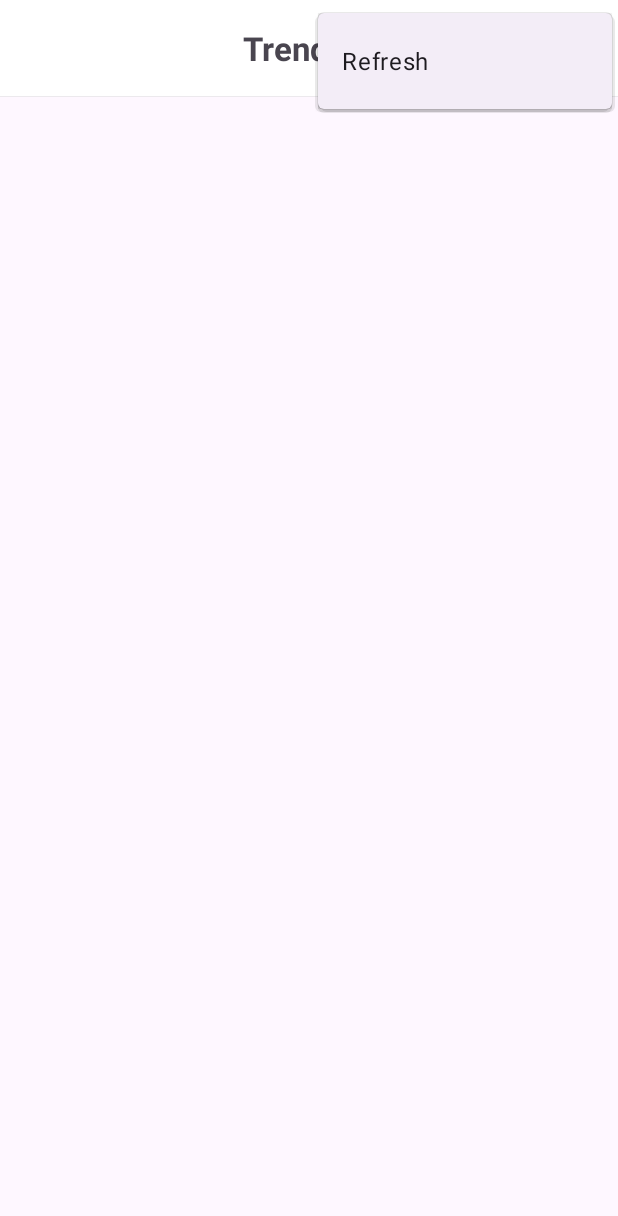
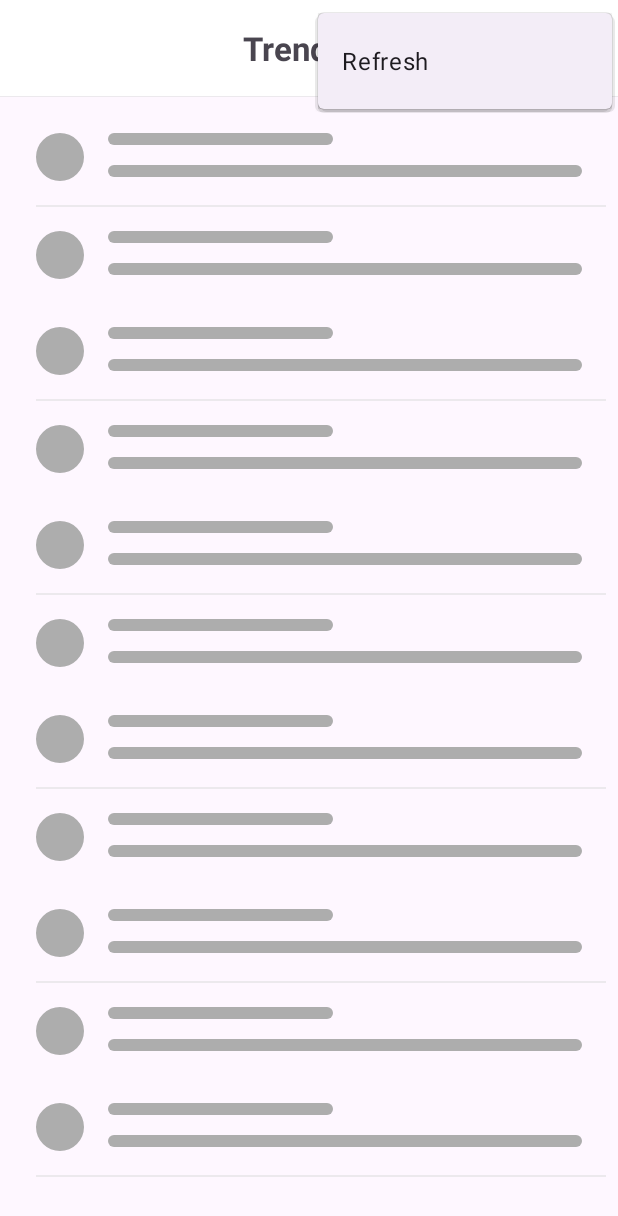
Before and after one commit to edwnmrtnz/trending-repo, an Android app: the screen it shows after launch (MainActivity), with the options menu open, on a phone screen of 412 x 824 dp. Shown: the top 1216 px of the screen. Run offline under Robolectric (Android 15) with nearby library versions, the phone set to English and light mode, and no system bars; our stand-ins replace Shimmer.

Commit message:
Integrate shimmer and create shimmer layout

```diff
--- /dev/null
+++ b/app/src/main/res/drawable/selector_shimmer_rounded_rectangle.xml
@@ -0,0 +1,9 @@
+<?xml version="1.0" encoding="utf-8"?>
+<selector xmlns:android="http://schemas.android.com/apk/res/android">
+    <item>
+        <shape android:shape="rectangle">
+            <corners android:radius="16dp" />
+            <solid android:color="@color/shimmer" />
+        </shape>
+    </item>
+</selector>
--- a/app/src/main/res/layout/activity_main.xml
+++ b/app/src/main/res/layout/activity_main.xml
@@ -23,4 +23,6 @@
         android:layout_width="match_parent"
         android:layout_height="0.5dp" />
 
+    <include layout="@layout/main_shimmer"/>
+
 </androidx.appcompat.widget.LinearLayoutCompat>
--- /dev/null
+++ b/app/src/main/res/layout/main_shimmer.xml
@@ -0,0 +1,100 @@
+<?xml version="1.0" encoding="utf-8"?>
+<com.facebook.shimmer.ShimmerFrameLayout xmlns:android="http://schemas.android.com/apk/res/android"
+    android:layout_width="match_parent"
+    android:layout_height="match_parent"
+    app:shimmer_auto_start="true"
+    app:shimmer_clip_to_children="true"
+    android:padding="8dp"
+    xmlns:app="http://schemas.android.com/apk/res-auto">
+
+    <androidx.appcompat.widget.LinearLayoutCompat
+        android:orientation="vertical"
+        android:layout_width="match_parent"
+        android:layout_height="match_parent">
+
+        <include layout="@layout/shimmer_item" />
+
+        <View
+            android:layout_marginStart="16dp"
+            android:background="@color/divider"
+            android:layout_width="match_parent"
+            android:layout_height="1dp"/>
+
+        <include layout="@layout/shimmer_item" />
+
+        <include layout="@layout/shimmer_item" />
+
+        <View
+            android:layout_marginStart="16dp"
+            android:background="@color/divider"
+            android:layout_width="match_parent"
+            android:layout_height="1dp"/>
+
+        <include layout="@layout/shimmer_item" />
+
+
+        <include layout="@layout/shimmer_item" />
+
+        <View
+            android:layout_marginStart="16dp"
+            android:background="@color/divider"
+            android:layout_width="match_parent"
+            android:layout_height="1dp"/>
+
+        <include layout="@layout/shimmer_item" />
+
+
+        <include layout="@layout/shimmer_item" />
+
+        <View
+            android:layout_marginStart="16dp"
+            android:background="@color/divider"
+            android:layout_width="match_parent"
+            android:layout_height="1dp"/>
+
+        <include layout="@layout/shimmer_item" />
+
+        <include layout="@layout/shimmer_item" />
+
+        <View
+            android:layout_marginStart="16dp"
+            android:background="@color/divider"
+            android:layout_width="match_parent"
+            android:layout_height="1dp"/>
+
+        <include layout="@layout/shimmer_item" />
+
+        <include layout="@layout/shimmer_item" />
+
+        <View
+            android:layout_marginStart="16dp"
+            android:background="@color/divider"
+            android:layout_width="match_parent"
+            android:layout_height="1dp"/>
+
+        <include layout="@layout/shimmer_item" />
+
+        <include layout="@layout/shimmer_item" />
+
+        <View
+            android:layout_marginStart="16dp"
+            android:background="@color/divider"
+            android:layout_width="match_parent"
+            android:layout_height="1dp"/>
+
+        <include layout="@layout/shimmer_item" />
+
+        <include layout="@layout/shimmer_item" />
+
+        <View
+            android:layout_marginStart="16dp"
+            android:background="@color/divider"
+            android:layout_width="match_parent"
+            android:layout_height="1dp"/>
+
+        <include layout="@layout/shimmer_item" />
+
+    </androidx.appcompat.widget.LinearLayoutCompat>
+
+
+</com.facebook.shimmer.ShimmerFrameLayout>
--- /dev/null
+++ b/app/src/main/res/layout/shimmer_item.xml
@@ -0,0 +1,40 @@
+<?xml version="1.0" encoding="utf-8"?>
+<androidx.constraintlayout.widget.ConstraintLayout xmlns:app="http://schemas.android.com/apk/res-auto"
+    xmlns:android="http://schemas.android.com/apk/res/android"
+    xmlns:tools="http://schemas.android.com/tools"
+    android:padding="16dp"
+    android:layout_width="match_parent"
+    android:layout_height="wrap_content"
+    tools:showIn="@layout/main_shimmer">
+
+    <com.google.android.material.imageview.ShapeableImageView
+        android:id="@+id/shapeableImageView"
+        android:layout_width="32dp"
+        android:layout_height="32dp"
+        android:background="@color/shimmer"
+        app:layout_constraintBottom_toBottomOf="parent"
+        app:layout_constraintStart_toStartOf="parent"
+        app:layout_constraintTop_toTopOf="parent"
+        app:shapeAppearanceOverlay="@style/ShapeableImageViewCircle" />
+
+    <View
+        android:id="@+id/vShimmerTitle"
+        android:layout_width="150dp"
+        android:layout_height="8dp"
+        android:layout_marginStart="16dp"
+        android:background="@drawable/selector_shimmer_rounded_rectangle"
+        app:layout_constraintStart_toEndOf="@+id/shapeableImageView"
+        app:layout_constraintTop_toTopOf="@+id/shapeableImageView" />
+
+    <View
+        android:layout_marginTop="10dp"
+        android:layout_width="0dp"
+        android:layout_height="8dp"
+        android:layout_marginStart="16dp"
+        android:background="@drawable/selector_shimmer_rounded_rectangle"
+        app:layout_constraintEnd_toEndOf="parent"
+        app:layout_constraintBottom_toBottomOf="@+id/shapeableImageView"
+        app:layout_constraintStart_toEndOf="@+id/shapeableImageView"
+        app:layout_constraintTop_toBottomOf="@id/vShimmerTitle" />
+
+</androidx.constraintlayout.widget.ConstraintLayout>
--- a/app/src/main/res/values/colors.xml
+++ b/app/src/main/res/values/colors.xml
@@ -3,4 +3,5 @@
     <color name="black">#FF000000</color>
     <color name="white">#FFFFFFFF</color>
     <color name="divider">#96e0e0e0</color>
+    <color name="shimmer">#adadad</color>
 </resources>
--- a/app/src/main/res/values/themes.xml
+++ b/app/src/main/res/values/themes.xml
@@ -9,5 +9,10 @@
         <item name="android:textSize">22sp</item>
     </style>
 
+    <style name="ShapeableImageViewCircle">
+        <item name="cornerFamily">rounded</item>
+        <item name="cornerSize">50%</item>
+    </style>
+
     <style name="Theme.TrendingRepo" parent="Base.Theme.TrendingRepo" />
 </resources>
--- a/gradle/libs.versions.toml
+++ b/gradle/libs.versions.toml
@@ -12,6 +12,7 @@ kotlin = "1.8.20"
 detekt = "1.23.0"
 gson = "2.10.1"
 retrofit = "2.9.0"
+shimmer = "0.5.0"
 
 edwnmrtnz-testing-local = "1.1"
 
@@ -24,6 +25,7 @@ constraintlayout = { module = "androidx.constraintlayout:constraintlayout", vers
 gson = { module = "com.google.code.gson:gson", version.ref = "gson" }
 retrofit = { module = "com.squareup.retrofit2:retrofit", version.ref = "retrofit" }
 retrofit-converter-gson = { module = "com.squareup.retrofit2:converter-gson", version.ref = "retrofit" }
+shimmer = {module = "com.facebook.shimmer:shimmer", version.ref = "shimmer"}
 
 edwnmrtnz-testing-local = { module = "net.github.amaterasu:localtest", version.ref = "edwnmrtnz-testing-local" }
 junit = { module = "junit:junit", version.ref = "junit" }
@@ -35,7 +37,7 @@ kotlin-gradle-plugin = { module = "org.jetbrains.kotlin:kotlin-gradle-plugin", v
 [bundles]
 app = [
     "core-ktx", "appcompat", "material", "constraintlayout", "gson", "retrofit",
-    "retrofit-converter-gson"
+    "retrofit-converter-gson", "shimmer"
 ]
 testing-local = [
     "junit", "edwnmrtnz-testing-local"
```
